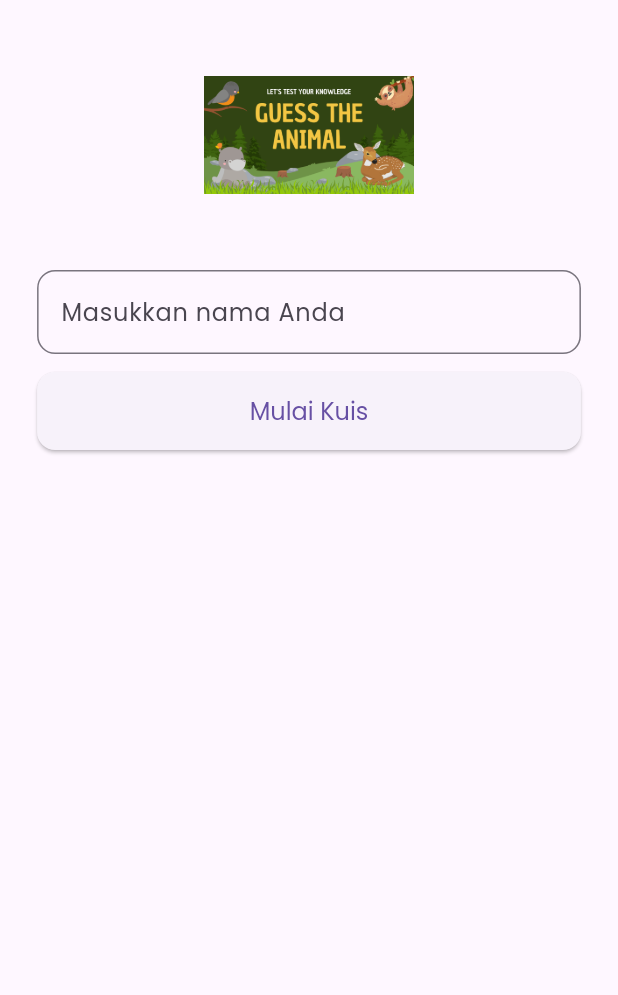
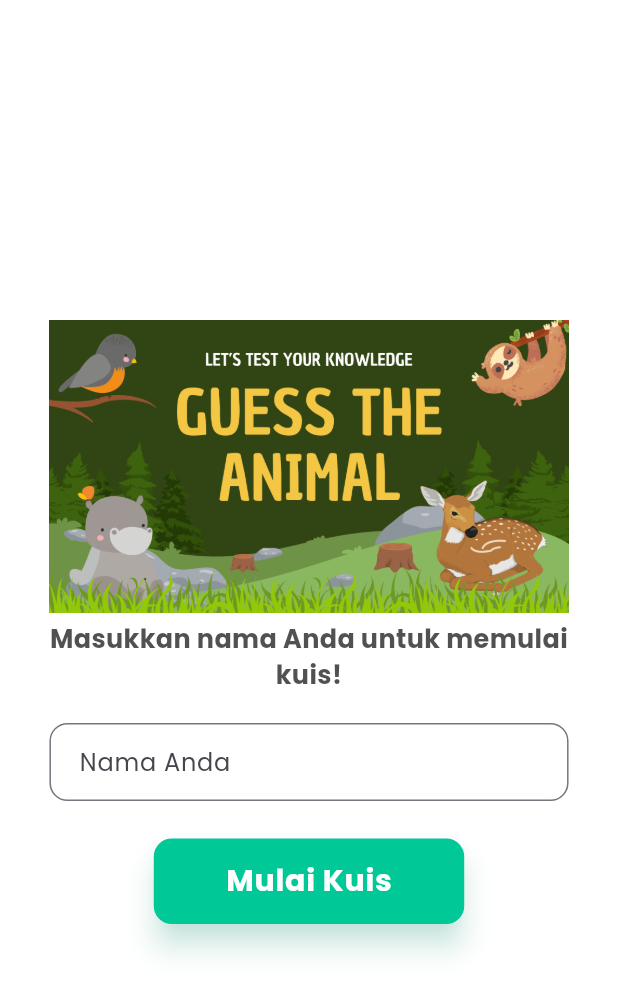
Before and after one commit to asyrafrzki/animal_quiz, a Flutter app: the screen it shows after launch, after a tap on "Mulai", on a phone screen of 412 x 824 dp. Shown: the top 995 px of the screen. Run offline on Flutter 3.47's test engine with Material 3 defaults, Android fonts, the light colour scheme and no system bars.

Commit message:
style: mengubah tampilan jarak dari app logo

```diff
--- a/lib/screens/name_input_screen.dart
+++ b/lib/screens/name_input_screen.dart
@@ -3,7 +3,6 @@ import 'package:provider/provider.dart';
 import '../model/quiz_provider.dart';
 import 'quiz_screen.dart';
 import '../widgets/app_logo_header.dart';
-import '../widgets/custom_button.dart';
 
 class NameInputScreen extends StatefulWidget {
   const NameInputScreen({super.key});
@@ -23,39 +22,109 @@ class _NameInputScreenState extends State<NameInputScreen> {
   }
 
   @override
+  void dispose() {
+    _controller.dispose();
+    super.dispose();
+  }
+
+  static const Color _primaryColor = Color(0xFF00C897);
+  static const Color _textColor = Color(0xFF333333);
+
+  @override
   Widget build(BuildContext context) {
     final prov = Provider.of<QuizProvider>(context);
     final w = MediaQuery.of(context).size.width;
+    final h = MediaQuery.of(context).size.height;
+
     return Scaffold(
+      backgroundColor: Colors.white,
       body: SafeArea(
         child: Padding(
-          padding: EdgeInsets.symmetric(horizontal: w * 0.06, vertical: 20),
+          padding: EdgeInsets.symmetric(horizontal: w * 0.08, vertical: 20),
           child: Column(
+            mainAxisAlignment: MainAxisAlignment.center,
             children: [
-              AppLogoHeader(height: 140),
+              AppLogoHeader(height: h * 0.25, margin: EdgeInsets.zero),
+              const SizedBox(height: 0),
+              Text(
+                'Masukkan nama Anda untuk memulai kuis!',
+                textAlign: TextAlign.center,
+                style: TextStyle(
+                  fontFamily: 'PoppinsCustom',
+                  fontSize: 17,
+                  fontWeight: FontWeight.w600,
+                  color: _textColor.withOpacity(0.85),
+                  height: 1.4,
+                ),
+              ),
               const SizedBox(height: 20),
               TextField(
                 controller: _controller,
                 decoration: InputDecoration(
-                  labelText: 'Masukkan nama Anda',
+                  labelText: 'Nama Anda',
                   labelStyle: const TextStyle(fontFamily: 'PoppinsCustom'),
-                  border: OutlineInputBorder(borderRadius: BorderRadius.circular(12)),
+                  border: OutlineInputBorder(
+                    borderRadius: BorderRadius.circular(12),
+                    borderSide: BorderSide(color: _primaryColor, width: 2),
+                  ),
+                  focusedBorder: OutlineInputBorder(
+                    borderRadius: BorderRadius.circular(12),
+                    borderSide: BorderSide(color: _primaryColor, width: 2.5),
+                  ),
+                  floatingLabelStyle: const TextStyle(color: _primaryColor),
+                  contentPadding: const EdgeInsets.symmetric(
+                    vertical: 14,
+                    horizontal: 16,
+                  ),
                 ),
                 textInputAction: TextInputAction.done,
+                style: const TextStyle(
+                  fontFamily: 'PoppinsCustom',
+                  fontSize: 16,
+                  color: _textColor,
+                ),
+                cursorColor: _primaryColor,
               ),
-              const SizedBox(height: 12),
-              CustomButton(
-                text: 'Mulai Kuis',
+              const SizedBox(height: 25),
+              ElevatedButton(
+                style: ElevatedButton.styleFrom(
+                  backgroundColor: _primaryColor,
+                  foregroundColor: Colors.white,
+                  elevation: 8,
+                  shadowColor: _primaryColor.withOpacity(0.4),
+                  shape: RoundedRectangleBorder(
+                    borderRadius: BorderRadius.circular(12),
+                  ),
+                  padding: const EdgeInsets.symmetric(
+                    vertical: 14,
+                    horizontal: 48,
+                  ),
+                  minimumSize: const Size(200, 52),
+                ),
                 onPressed: () {
                   final name = _controller.text.trim();
                   if (name.isEmpty) {
-                    ScaffoldMessenger.of(context).showSnackBar(const SnackBar(content: Text('Tolong masukkan nama')));
+                    ScaffoldMessenger.of(context).showSnackBar(
+                      const SnackBar(content: Text('Tolong masukkan nama')),
+                    );
                     return;
                   }
                   prov.setName(name);
-                  Navigator.pushReplacement(context, MaterialPageRoute(builder: (_) => const QuizScreen()));
+                  Navigator.pushReplacement(
+                    context,
+                    MaterialPageRoute(builder: (_) => const QuizScreen()),
+                  );
                 },
-              )
+                child: const Text(
+                  'Mulai Kuis',
+                  style: TextStyle(
+                    fontFamily: 'PoppinsCustom',
+                    fontSize: 20,
+                    fontWeight: FontWeight.bold,
+                    letterSpacing: 0.5,
+                  ),
+                ),
+              ),
             ],
           ),
         ),
--- a/lib/screens/splash_screen.dart
+++ b/lib/screens/splash_screen.dart
@@ -18,18 +18,15 @@ class _SplashScreenState extends State<SplashScreen>
   @override
   void initState() {
     super.initState();
-
     _controller = AnimationController(
       vsync: this,
       duration: const Duration(milliseconds: 1600),
     );
-
     _fadeLogo = CurvedAnimation(parent: _controller, curve: Curves.easeInOut);
     _fadeButton = CurvedAnimation(
       parent: _controller,
       curve: const Interval(0.6, 1.0, curve: Curves.easeIn),
     );
-
     _controller.forward();
   }
 
@@ -45,7 +42,6 @@ class _SplashScreenState extends State<SplashScreen>
   @override
   Widget build(BuildContext context) {
     final h = MediaQuery.of(context).size.height;
-
     return Scaffold(
       backgroundColor: Colors.white,
       body: SafeArea(
@@ -57,9 +53,9 @@ class _SplashScreenState extends State<SplashScreen>
               children: [
                 FadeTransition(
                   opacity: _fadeLogo,
-                  child: AppLogoHeader(height: h * 0.4),
+                  child: AppLogoHeader(height: h * 0.4, margin: EdgeInsets.zero),
                 ),
-                const SizedBox(height: 8),
+                const SizedBox(height: 0),
                 FadeTransition(
                   opacity: _fadeLogo,
                   child: const Text(
--- a/lib/widgets/app_logo_header.dart
+++ b/lib/widgets/app_logo_header.dart
@@ -2,25 +2,23 @@ import 'package:flutter/material.dart';
 
 class AppLogoHeader extends StatelessWidget {
   final double height;
+  final EdgeInsetsGeometry? margin;
 
-  const AppLogoHeader({super.key, this.height = 180});
+  const AppLogoHeader({
+    super.key,
+    this.height = 180,
+    this.margin,
+  });
 
   @override
   Widget build(BuildContext context) {
-    final w = MediaQuery.of(context).size.width;
-    final logoSize = height;
-    return Column(
-      children: [
-        SizedBox(
-          height: logoSize,
-          child: Image.asset(
-            'assets/images/app-logo.png',
-            fit: BoxFit.contain,
-            width: logoSize,
-            height: logoSize,
-          ),
-        ),
-      ],
+    return Container(
+      margin: margin ?? EdgeInsets.zero,
+      child: Image.asset(
+        'assets/images/app-logo.png',
+        fit: BoxFit.contain,
+        height: height,
+      ),
     );
   }
 }
```
